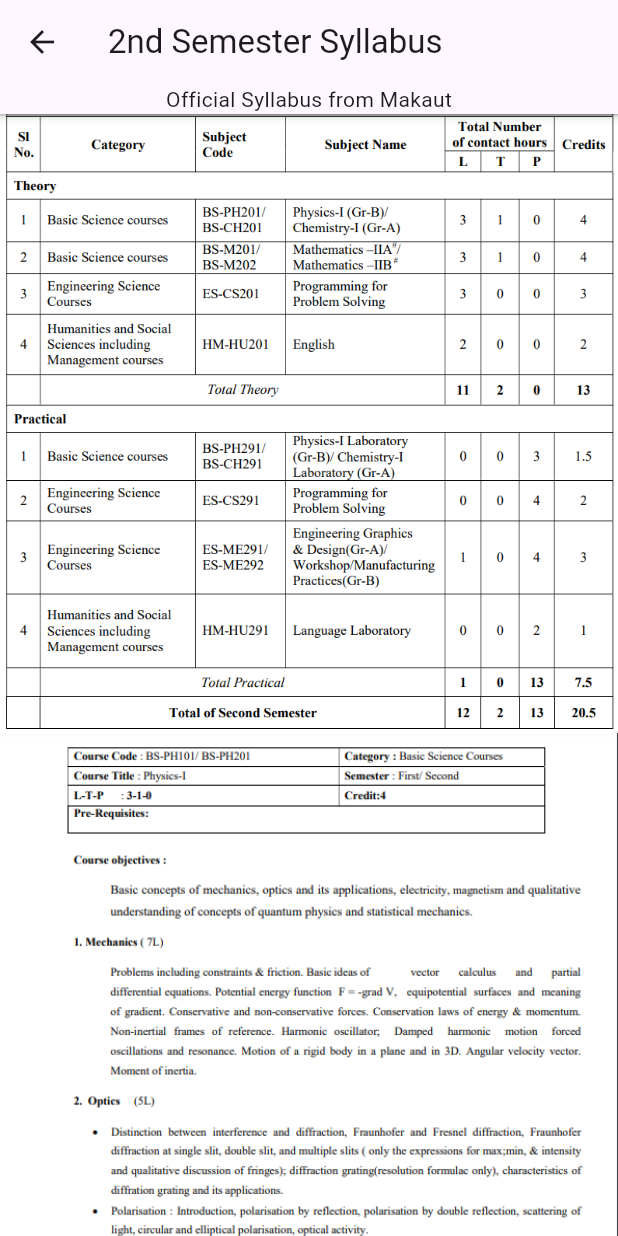
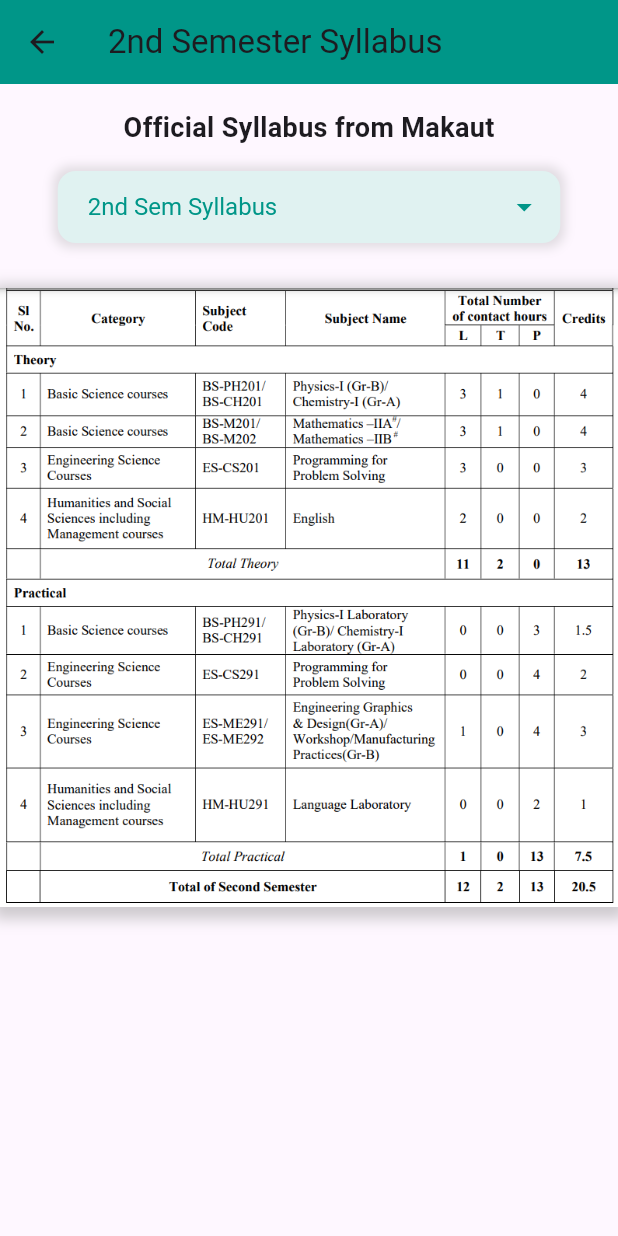
Before and after one commit to Shinjan-saha/ECE-Dept-App, a Flutter app: the Semester2Page screen opened directly, on a phone screen of 412 x 824 dp. Run offline on Flutter 3.47's test engine with Material 3 defaults, Android fonts, the phone set to English and light mode, and no system bars; our stand-ins replace curved_navigation_bar.

Commit message:
2nd Semester Dome

```diff
--- a/ece/lib/semester_2_page.dart
+++ b/ece/lib/semester_2_page.dart
@@ -1,127 +1,115 @@
 import 'package:flutter/material.dart';
 
-class Semester2Page extends StatelessWidget {
+class Semester2Page extends StatefulWidget {
+  @override
+  _Semester2PageState createState() => _Semester2PageState();
+}
+
+class _Semester2PageState extends State<Semester2Page> {
+  String _selectedOption = '2nd Sem Syllabus';
+
+  final Map<String, List<String>> _imageGroups = {
+    '2nd Sem Syllabus': ['2ndsem.png'],
+    'Physics-1': ['2ndsem1.png','2ndsem2.png'],
+    'Mathematics-2 B': ['2ndsem3.png','2ndsem4.png'],
+    'Programming for Problem Solving': ['2ndsem5.png','2ndsem6.png'],
+    'Programming for Problem Solving Lab': ['2ndsem7.png'],
+    'English': ['2ndsem8.png','2ndsem9.png','2ndsem10.png','2ndsem11.png'],
+    'Language Labratory': ['2ndsem12.png'],
+    'Physics Labratory': ['2ndsem13.png'],
+
+  };
+
   @override
   Widget build(BuildContext context) {
     return Scaffold(
       appBar: AppBar(
         title: Text('2nd Semester Syllabus'),
+        backgroundColor: Colors.teal,
       ),
       body: SingleChildScrollView(
         child: Column(
           children: <Widget>[
-            Text('Official Syllabus from Makaut'),
-            ListView.builder(
-              shrinkWrap: true,
-              physics: NeverScrollableScrollPhysics(),
-              itemCount: 14, // Display 12 images
-              itemBuilder: (BuildContext context, int index) {
-                if (index == 0) {
-                  return Image.asset(
-                    'asset/2ndsem.png',
-                    // height: 200,
-                    width: double.infinity,
-                    fit: BoxFit.cover,
-                  );
-                } else if (index == 1) {
-                  return Image.asset(
-                    'asset/2ndsem1.png',
-                    // height: 200,
-                    width: double.infinity,
-                    fit: BoxFit.cover,
-                  );
-                }
-                else if (index == 2) {
-                  return Image.asset(
-                    'asset/2ndsem2.png',
-                    // height: 200,
-                    width: double.infinity,
-                    fit: BoxFit.cover,
-                  );
-                }
-                else if (index == 3) {
-                  return Image.asset(
-                    'asset/2ndsem3.png',
-                    // height: 200,
-                    width: double.infinity,
-                    fit: BoxFit.cover,
-                  );
-                }
-                else if (index == 4) {
-                  return Image.asset(
-                    'asset/2ndsem4.png',
-                    // height: 200,
-                    width: double.infinity,
-                    fit: BoxFit.cover,
-                  );
-                }
-                else if (index == 5) {
-                  return Image.asset(
-                    'asset/2ndsem5.png',
-                    // height: 200,
-                    width: double.infinity,
-                    fit: BoxFit.cover,
-                  );
-                }
-                else if (index == 6) {
-                  return Image.asset(
-                    'asset/2ndsem6.png',
-                    // height: 200,
-                    width: double.infinity,
-                    fit: BoxFit.cover,
-                  );
-                }
-                else if (index == 7) {
-                  return Image.asset(
-                    'asset/2ndsem7.png',
-                    // height: 200,
-                    width: double.infinity,
-                    fit: BoxFit.cover,
-                  );
-                }
-                else if (index == 8) {
-                  return Image.asset(
-                    'asset/2ndsem8.png',
-                    // height: 200,
-                    width: double.infinity,
-                    fit: BoxFit.cover,
-                  );
-                }
-                else if (index == 9) {
-                  return Image.asset(
-                    'asset/2ndsem10.png',
-                    // height: 200,
-                    width: double.infinity,
-                    fit: BoxFit.cover,
-                  );
-                }
-                else if (index == 10) {
-                  return Image.asset(
-                    'asset/2ndsem11.png',
-                    // height: 200,
-                    width: double.infinity,
-                    fit: BoxFit.cover,
-                  );
-                }
-                else if (index == 11) {
-                  return Image.asset(
-                    'asset/2ndsem12.png',
-                    // height: 200,
-                    width: double.infinity,
-                    fit: BoxFit.cover,
-                  );
-                }
-                 else if (index == 12) {
-                  return Image.asset(
-                    'asset/2ndsem13.png',
-                    // height: 200,
-                    width: double.infinity,
-                    fit: BoxFit.cover,
-                  );
-                }
-
-                return Container(); // Placeholder for other indices
-              },
+            Padding(
+              padding: const EdgeInsets.all(16.0),
+              child: Text(
+                'Official Syllabus from Makaut',
+                style: TextStyle(fontSize: 18, fontWeight: FontWeight.bold),
+              ),
+            ),
+            Padding(
+              padding: const EdgeInsets.symmetric(horizontal: 16.0),
+              child: DecoratedBox(
+                decoration: BoxDecoration(
+                  color: Colors.teal[50],
+                  borderRadius: BorderRadius.circular(12), // Rounded corners
+                  boxShadow: [
+                    BoxShadow(
+                      color: Colors.grey.withOpacity(0.3),
+                      spreadRadius: 3,
+                      blurRadius: 5,
+                    ),
+                  ],
+                ),
+                child: Padding(
+                  padding: const EdgeInsets.symmetric(horizontal: 12.0),
+                  child: DropdownButtonHideUnderline(
+                    child: DropdownButton<String>(
+                      value: _selectedOption,
+                      onChanged: (String? newValue) {
+                        setState(() {
+                          _selectedOption = newValue!;
+                        });
+                      },
+                      dropdownColor: Colors.teal[50],
+                      items: _imageGroups.keys
+                          .map<DropdownMenuItem<String>>((String key) {
+                        return DropdownMenuItem<String>(
+                          value: key,
+                          child: Padding(
+                            padding: const EdgeInsets.all(8.0),
+                            child: Text(
+                              key,
+                              style: TextStyle(fontSize: 16),
+                            ),
+                          ),
+                        );
+                      }).toList(),
+                      icon: Icon(Icons.arrow_drop_down, color: Colors.teal),
+                      style: TextStyle(color: Colors.teal, fontSize: 16),
+                    ),
+                  ),
+                ),
+              ),
+            ),
+            SizedBox(height: 20),
+            Column(
+              children: _imageGroups[_selectedOption]!
+                  .map((imageName) => Container(
+                        margin: EdgeInsets.symmetric(vertical: 10.0),
+                        decoration: BoxDecoration(
+                          color: Colors.blueGrey[50],
+                          boxShadow: [
+                            BoxShadow(
+                              color: Colors.grey.withOpacity(0.5),
+                              spreadRadius: 5,
+                              blurRadius: 7,
+                              offset: Offset(0, 3),
+                            ),
+                          ],
+                        ),
+                        child: InteractiveViewer(
+                          panEnabled: true,
+                          minScale: 0.5,
+                          maxScale: 4.0,
+                          child: Image.asset(
+                            'asset/$imageName',
+                            width: double.infinity,
+                            fit: BoxFit.cover,
+                          ),
+                        ),
+                      ))
+                  .toList(),
             ),
           ],
         ),
```
